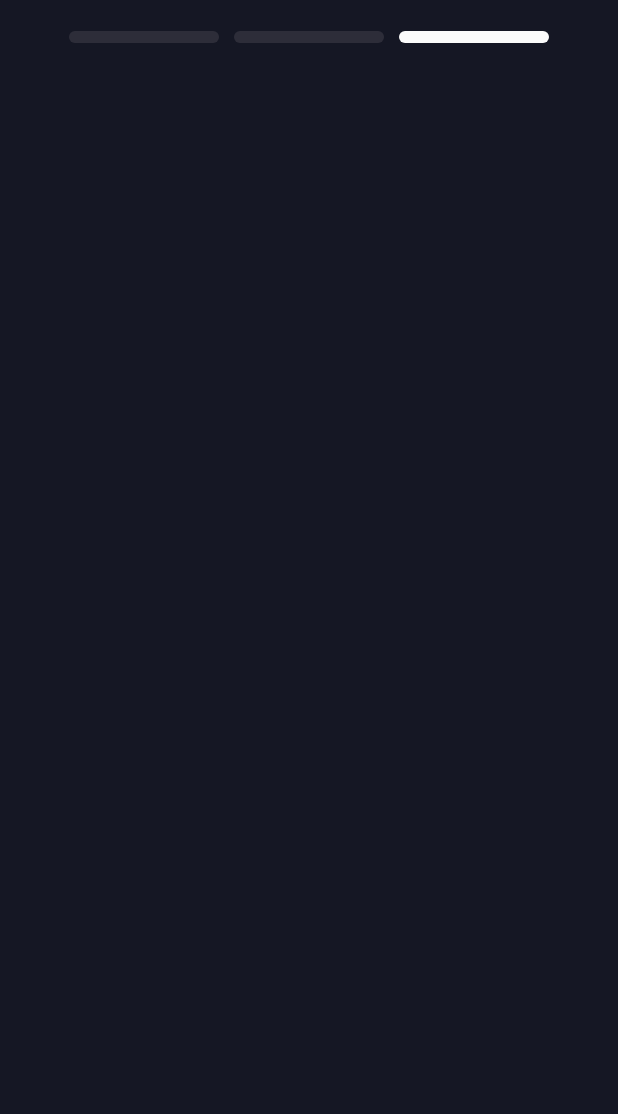
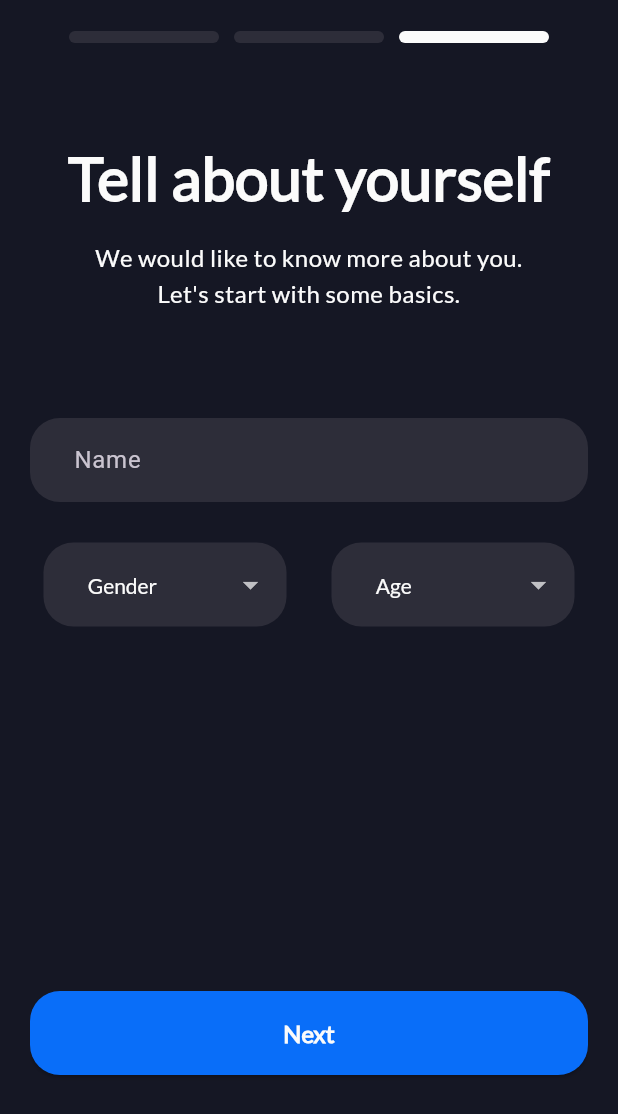
Before and after one commit to Pudv95/vroom_vroom, a Flutter app: the SignUp screen opened by its route, swiped to page 3, on a phone screen of 412 x 824 dp. Shown: the top 1114 px of the screen. Run offline on Flutter 3.47's test engine with Material 3 defaults, Android fonts, the phone set to English and light mode, and no system bars; drawn by our look-alikes of smooth_page_indicator; our stand-ins replace flutter_svg, go_router, pinput.

Commit message:
create user details page

```diff
--- a/lib/views/screens/authentication/signup/user_details.dart
+++ b/lib/views/screens/authentication/signup/user_details.dart
@@ -1,13 +1,159 @@
 import 'package:flutter/material.dart';
+import 'package:vroom_vroom/utils/contants/colors/app_colors.dart';
 
-class UserDetails extends StatelessWidget {
+class UserDetails extends StatefulWidget {
   const UserDetails({super.key});
 
   @override
+  State<UserDetails> createState() => _UserDetailsState();
+}
+
+class _UserDetailsState extends State<UserDetails> {
+  String selectedGender = 'Gender';
+  String selectedAge = 'Age';
+  List<String> ages = [
+  'Below 18','18-22','22-26'
+  ];
+
+  @override
   Widget build(BuildContext context) {
-    return const Column(
+    double height = MediaQuery.sizeOf(context).height;
+
+    return Column(
       children: [
+        SizedBox(
+          height: (65 / height) * height,
+        ),
+        Center(
+          child: Text(
+            'Tell about yourself',
+            textAlign: TextAlign.center,
+            style: Theme.of(context).textTheme.headlineLarge,
+          ),
+        ),
+        SizedBox(
+          height: (16 / height) * height,
+        ),
+        Align(
+          alignment: Alignment.center,
+          child: Text(
+            'We would like to know more about you.\nLet\'s start with some basics.',
+            textAlign: TextAlign.center,
+            style: Theme.of(context).textTheme.headlineSmall,
+          ),
+        ),
+        SizedBox(
+          height: (71 / height) * height,
+        ),
+        TextFormField(
+          decoration: InputDecoration(
+            labelText: '   Name',
+            filled: true,
+            fillColor: AppColors.secondaryColor,
+            border: OutlineInputBorder(
+              borderSide: BorderSide.none,
+              borderRadius: BorderRadius.circular(20),
+            ),
+            focusedBorder: OutlineInputBorder(
+              borderSide: const BorderSide(color: AppColors.primaryColor),
+              borderRadius: BorderRadius.circular(20),
+            ),
+          ),
+        ),
+        SizedBox(
+          height: (18 / height) * height,
+        ),
+        Row(
+          children: [
+            Expanded(
+              child: Padding(
+                padding: const EdgeInsets.all(9),
+                child: DropdownButtonFormField(
+                  decoration: InputDecoration(
+                    filled: true,
+                    fillColor: AppColors.secondaryColor,
+                    border: OutlineInputBorder(
+                      borderSide: BorderSide.none,
+                      borderRadius: BorderRadius.circular(20),
+                    ),
+                    focusedBorder: OutlineInputBorder(
+                      borderSide: const BorderSide(color: AppColors.primaryColor),
+                      borderRadius: BorderRadius.circular(20),
+                    ),
+                  ),
+                  isExpanded: true,
+                  hint: Text(
+                    '     Gender',
+                    style: Theme.of(context).textTheme.displayMedium,
+                  ),
+                  items: <String>[
+                    'Male','Female','Other'
+                  ]
+                      .map<DropdownMenuItem<String>>((String value) {
+                    return DropdownMenuItem<String>(
+                      value: value,
+                      child: Text(value),
+                    );
+                  }).toList(),
+                  onChanged: (value) {},
+                  dropdownColor: AppColors.secondaryColor,
+                ),
+              ),
+            ),
+            const SizedBox(
+              width: 12,
+            ),
+            Expanded(
+              child: Padding(
+                padding: const EdgeInsets.all(9),
+                child: DropdownButtonFormField(
 
+                  decoration: InputDecoration(
+                    filled: true,
+                    fillColor: AppColors.secondaryColor,
+                    border: OutlineInputBorder(
+                      borderSide: BorderSide.none,
+                      borderRadius: BorderRadius.circular(20),
+                    ),
+                    focusedBorder: OutlineInputBorder(
+                      borderSide: const BorderSide(color: AppColors.primaryColor),
+                      borderRadius: BorderRadius.circular(20),
+                    ),
+                  ),
+                    isExpanded: true,
+                    hint: Text(
+                      '     Age',
+                      style: Theme.of(context).textTheme.displayMedium,
+                    ),
+                    items: ages
+                        .map<DropdownMenuItem<String>>((String value) {
+                      return DropdownMenuItem<String>(
+                        value: value,
+                        child: Container(
+                            decoration: BoxDecoration(
+                              borderRadius: BorderRadius.vertical(
+                                top: ages.indexOf(value) == 0 ? Radius.zero : Radius.circular(20.0),
+                                bottom: ages.indexOf(value) == ages.length - 1 ? Radius.zero : Radius.circular(20.0),
+                              ),
+                            ),
+                            child: Text(value)
+                        ),
+                      );
+                    }).toList(),
+                    onChanged: (value) {}),
+              ),
+            ),
+          ],
+        ),
+        SizedBox(
+          height: (234 / height) * height,
+        ),
+        ElevatedButton(
+            onPressed: () {},
+            child: Text(
+              'Next',
+              style: Theme.of(context).textTheme.labelLarge,
+            ))
       ],
     );
   }
```
